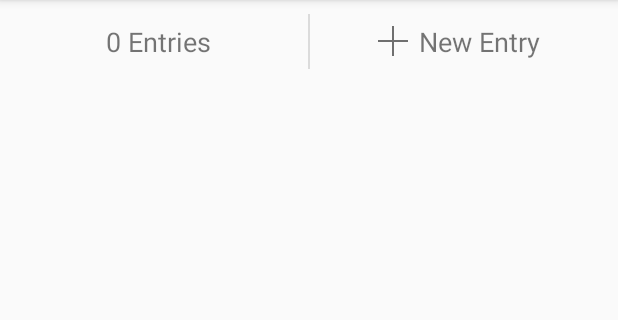
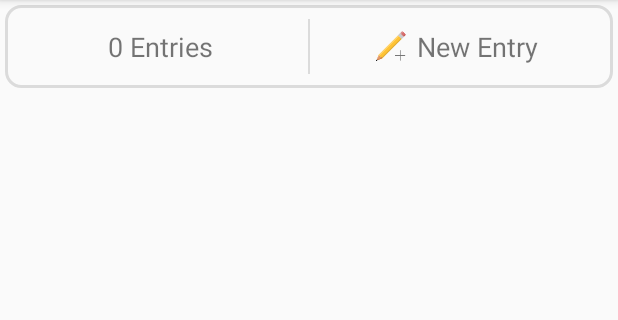
Before and after one commit to goldthorp/leide, an Android app: the screen it shows after launch once a user with an empty profile is signed in (MainActivity), on a phone screen of 412 x 824 dp, the part 84-404 px from its top. Run offline under Robolectric (Android 15) with nearby library versions, the phone set to English and light mode, and no system bars; our stand-ins replace Firebase (no records; nobody signed in at launch, a user with empty details on screens opened directly), Room's generated code.

Commit message:
diary module styling

```diff
--- /dev/null
+++ b/app/src/main/res/drawable/module_background.xml
@@ -0,0 +1,6 @@
+<?xml version="1.0" encoding="UTF-8"?>
+<shape xmlns:android="http://schemas.android.com/apk/res/android">
+    <stroke android:width="2dp" android:color="@color/border_grey" />
+    <corners android:radius="10dp"/>
+    <padding android:left="0dp" android:top="0dp" android:right="0dp" android:bottom="0dp" />
+</shape>
--- a/app/src/main/res/layout/fragment_diary_module.xml
+++ b/app/src/main/res/layout/fragment_diary_module.xml
@@ -3,7 +3,9 @@
     android:orientation="horizontal"
     android:layout_width="match_parent"
     android:layout_height="wrap_content"
-    android:padding="5dp">
+    android:padding="5dp"
+    android:background="@drawable/module_background"
+    android:layout_margin="3dp">
 
     <TextView
         android:id="@+id/entry_count_text_view"
@@ -35,7 +37,7 @@
             android:layout_width="20dp"
             android:layout_height="20dp"
             android:layout_marginEnd="7dp"
-            android:src="@drawable/plus"/>
+            android:src="@drawable/add_entry"/>
         <TextView
             android:layout_width="wrap_content"
             android:layout_height="wrap_content"
```
Also changed, not shown: app/src/main/res/drawable/add_entry.png (added).
